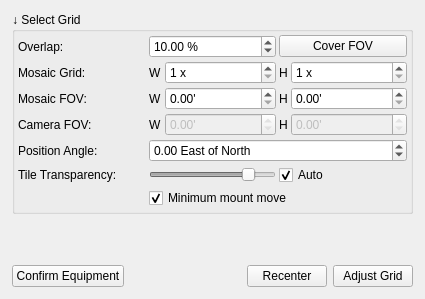
Above: kstars/ekos/scheduler/framingassistant.ui from KDE/kstars before the change. Below: the same form after it.
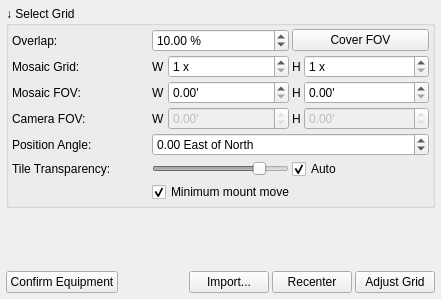
That is the form after the change. The open tabs and pages were chosen to show the change. Icons and pictures are not drawn. Custom widgets are drawn as their Qt base class.

Commit message: Add support for mosaic import from Telescopius

```diff
--- a/kstars/ekos/scheduler/framingassistant.ui
+++ b/kstars/ekos/scheduler/framingassistant.ui
@@ -6,7 +6,7 @@
    <rect>
     <x>0</x>
     <y>0</y>
-    <width>425</width>
+    <width>441</width>
     <height>299</height>
    </rect>
   </property>
@@ -324,6 +324,21 @@
      </widget>
      <widget class="QWidget" name="createGrid">
       <layout class="QVBoxLayout" name="verticalLayout_3">
+       <property name="spacing">
+        <number>3</number>
+       </property>
+       <property name="leftMargin">
+        <number>3</number>
+       </property>
+       <property name="topMargin">
+        <number>3</number>
+       </property>
+       <property name="rightMargin">
+        <number>3</number>
+       </property>
+       <property name="bottomMargin">
+        <number>3</number>
+       </property>
        <item>
         <widget class="QGroupBox" name="fovGroup">
          <property name="enabled">
@@ -900,6 +915,16 @@
            </property>
           </spacer>
          </item>
+         <item>
+          <widget class="QPushButton" name="importB">
+           <property name="toolTip">
+            <string>Import Mosaic from Telescopius</string>
+           </property>
+           <property name="text">
+            <string>Import...</string>
+           </property>
+          </widget>
+         </item>
          <item>
           <widget class="QPushButton" name="recenterB">
            <property name="toolTip">
```
Left out of the diff: 45 changed lines with no effect on the pictures. The commit also changes 2 other files.
